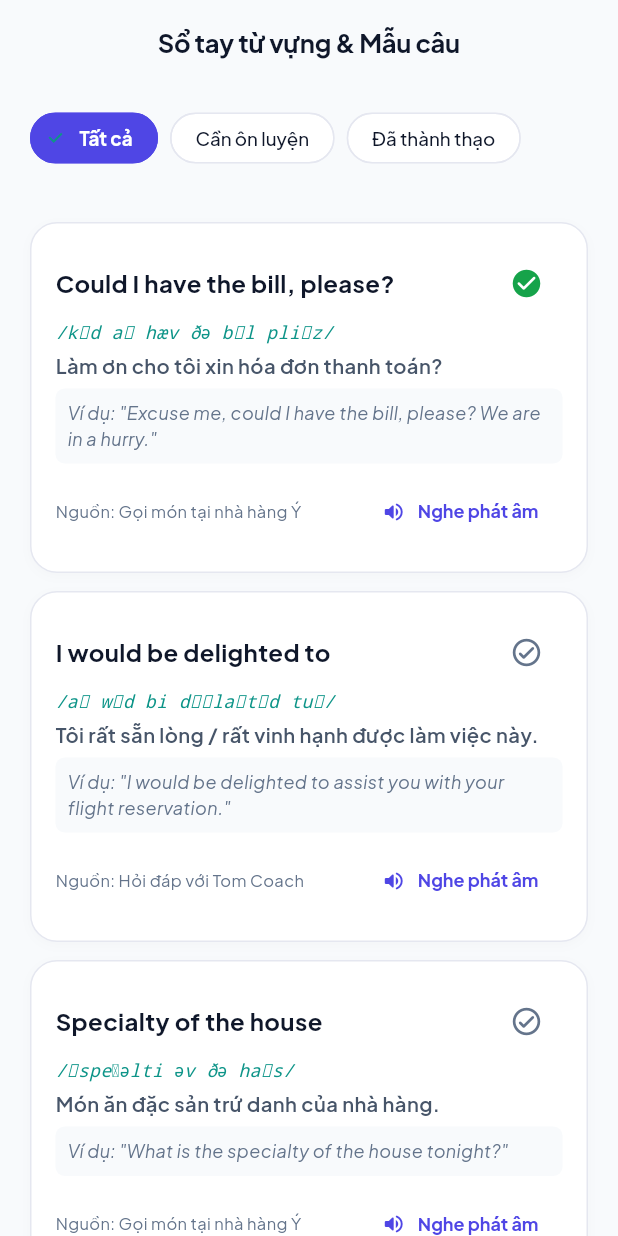
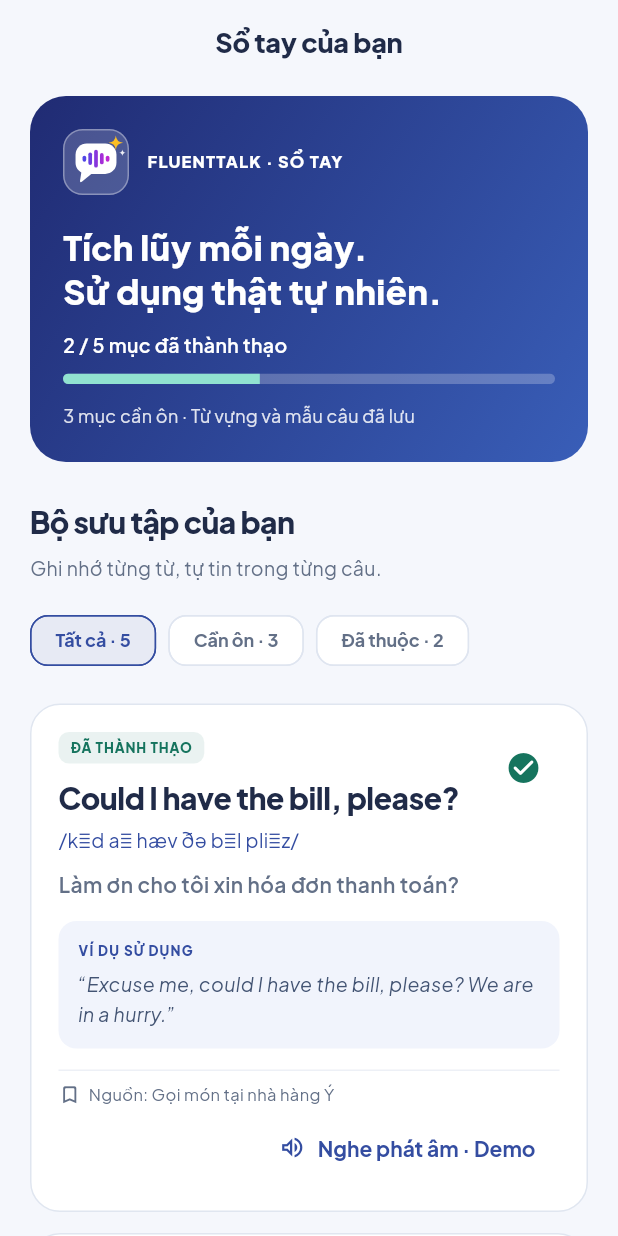
Before and after one commit to HipTran24/fluentTalk-mobile-app, a Flutter app: the VocabularyScreen screen opened by its route, on a phone screen of 412 x 824 dp. Run offline on Flutter 3.47's test engine with Material 3 defaults, Android fonts, the phone set to English and light mode, and no system bars; our stand-ins replace dio, flutter_riverpod, flutter_tts, go_router, shared_preferences, supabase_flutter; missing offline and left inert: dart:js_interop; accounts and stored records are empty.

Commit message:
presentation/vocabulary_screen.dart

```diff
--- a/lib/features/profile/presentation/vocabulary_screen.dart
+++ b/lib/features/profile/presentation/vocabulary_screen.dart
@@ -1,15 +1,15 @@
-import '../../../core/widgets/adaptive_row.dart';
 import 'package:flutter/material.dart';
 import 'package:flutter_riverpod/flutter_riverpod.dart';
 import '../../../core/models/vocabulary_item.dart';
-import '../../../core/theme/app_colors.dart';
-import '../../../core/theme/app_radius.dart';
-import '../../../core/theme/app_spacing.dart';
-import '../../../core/widgets/empty_state.dart';
+import '../../../core/widgets/app_logo.dart';
 import 'controllers/profile_controller.dart';
 
-/// Screen 19 — Vocabulary & Saved Expressions
-/// Compliant with ESP-PLAN-001 Appendix B21
+const _ink = Color(0xFF202B48);
+const _muted = Color(0xFF637087);
+const _blue = Color(0xFF344DA1);
+const _green = Color(0xFF16745E);
+const _orange = Color(0xFF99551E);
+
 class VocabularyScreen extends ConsumerWidget {
   const VocabularyScreen({super.key});
 
@@ -18,220 +18,318 @@ class VocabularyScreen extends ConsumerWidget {
     final filter = ref.watch(vocabularyFilterProvider);
     final wordsAsync = ref.watch(vocabularyListProvider);
     final notifier = ref.read(vocabularyListProvider.notifier);
-
     return Scaffold(
-      backgroundColor: AppColors.background,
+      backgroundColor: const Color(0xFFF5F7FC),
       appBar: AppBar(
-        title: const Text('Sổ tay từ vựng & Mẫu câu'),
+        backgroundColor: const Color(0xFFF5F7FC),
+        surfaceTintColor: Colors.transparent,
+        elevation: 0,
+        title: const Text('Sổ tay của bạn',
+            style: TextStyle(
+                color: _ink, fontSize: 18, fontWeight: FontWeight.w800)),
       ),
       body: SafeArea(
-        child: Column(
+        child: wordsAsync.when(
+          loading: () =>
+              const Center(child: CircularProgressIndicator(color: _blue)),
+          error: (error, _) => Center(
+              child: Padding(
+                  padding: const EdgeInsets.all(24),
+                  child: Column(mainAxisSize: MainAxisSize.min, children: [
+                    const Icon(Icons.cloud_off_rounded,
+                        color: _muted, size: 36),
+                    const SizedBox(height: 12),
+                    const Text('Chưa tải được sổ tay',
+                        style: TextStyle(
+                            color: _ink, fontWeight: FontWeight.w700)),
+                    const SizedBox(height: 8),
+                    Text('$error', textAlign: TextAlign.center),
+                    TextButton.icon(
+                        onPressed: () => ref.invalidate(vocabularyListProvider),
+                        icon: const Icon(Icons.refresh),
+                        label: const Text('Thử lại')),
+                  ]))),
+          data: (words) {
+            final mastered = words.where((w) => w.isMastered).length;
+            final filtered = words
+                .where((w) => filter == 'learning'
+                    ? !w.isMastered
+                    : filter == 'mastered'
+                        ? w.isMastered
+                        : true)
+                .toList();
+            return CustomScrollView(
+              slivers: [
+                SliverPadding(
+                  padding: const EdgeInsets.fromLTRB(20, 8, 20, 0),
+                  sliver: SliverToBoxAdapter(
+                      child: _widthLimit(Column(
+                          crossAxisAlignment: CrossAxisAlignment.start,
                           children: [
-            // 1. Filter Chips (Tất cả, Đang học, Đã thuộc)
-            Padding(
-              padding: const EdgeInsets.symmetric(
-                horizontal: AppSpacing.pageHorizontal,
-                vertical: AppSpacing.sm,
+                        _overview(words.length, mastered),
+                        const SizedBox(height: 26),
+                        const Text('Bộ sưu tập của bạn',
+                            style: TextStyle(
+                                color: _ink,
+                                fontSize: 20,
+                                fontWeight: FontWeight.w800,
+                                letterSpacing: -0.4)),
+                        const SizedBox(height: 6),
+                        const Text('Ghi nhớ từng từ, tự tin trong từng câu.',
+                            style: TextStyle(
+                                color: _muted, fontSize: 13, height: 1.5)),
+                        const SizedBox(height: 14),
+                        Wrap(spacing: 8, runSpacing: 8, children: [
+                          _filter(ref, 'Tất cả', 'all', filter, words.length,
+                              _blue),
+                          _filter(ref, 'Cần ôn', 'learning', filter,
+                              words.length - mastered, _orange),
+                          _filter(ref, 'Đã thuộc', 'mastered', filter, mastered,
+                              _green),
+                        ]),
+                        const SizedBox(height: 18),
+                      ]))),
                 ),
-              child: AdaptiveRow(
-                children: [
-                  _buildFilterChip(ref, 'Tất cả', 'all', filter),
-                  const SizedBox(width: 8),
-                  _buildFilterChip(ref, 'Cần ôn luyện', 'learning', filter),
-                  const SizedBox(width: 8),
-                  _buildFilterChip(ref, 'Đã thành thạo', 'mastered', filter),
+                if (filtered.isEmpty)
+                  SliverPadding(
+                      padding: const EdgeInsets.symmetric(horizontal: 20),
+                      sliver: SliverToBoxAdapter(
+                          child: _widthLimit(_empty(ref, words.isEmpty))))
+                else
+                  SliverPadding(
+                      padding: const EdgeInsets.symmetric(horizontal: 20),
+                      sliver: SliverList(
+                          delegate: SliverChildBuilderDelegate(
+                              (context, index) => _widthLimit(Padding(
+                                  padding: const EdgeInsets.only(bottom: 14),
+                                  child: _wordCard(
+                                      context, filtered[index], notifier))),
+                              childCount: filtered.length))),
+                const SliverToBoxAdapter(child: SizedBox(height: 32)),
               ],
-              ),
-            ),
-
-            const SizedBox(height: AppSpacing.xs),
-
-            // 2. Vocabulary List
-            Expanded(
-              child: wordsAsync.when(
-                loading: () => const Center(
-                  child: CircularProgressIndicator(color: AppColors.primary),
-                ),
-                error: (err, _) => Center(child: Text('Lỗi: $err')),
-                data: (allWords) {
-                  final filtered = allWords.where((w) {
-                    if (filter == 'learning') return !w.isMastered;
-                    if (filter == 'mastered') return w.isMastered;
-                    return true;
-                  }).toList();
-
-                  if (filtered.isEmpty) {
-                    return Center(
-                      child: EmptyStateWidget(
-                        title: 'Chưa có từ vựng nào',
-                        description:
-                            'Các từ vựng và mẫu câu hay bạn bắt gặp trong các buổi luyện nói sẽ được lưu tại đây.',
-                        icon: Icons.book_outlined,
-                        actionText: 'Xem tất cả',
-                        onAction: () => ref
-                            .read(vocabularyFilterProvider.notifier)
-                            .state = 'all',
-                      ),
-                    );
-                  }
-
-                  return ListView.separated(
-                    padding: const EdgeInsets.symmetric(
-                      horizontal: AppSpacing.pageHorizontal,
-                      vertical: AppSpacing.sm,
-                    ),
-                    itemCount: filtered.length,
-                    separatorBuilder: (_, __) =>
-                        const SizedBox(height: AppSpacing.sm),
-                    itemBuilder: (context, index) {
-                      final item = filtered[index];
-                      return _buildWordCard(context, item, notifier);
-                    },
             );
           },
-              ),
-            ),
-          ],
         ),
       ),
     );
   }
 
-  Widget _buildFilterChip(
-      WidgetRef ref, String label, String value, String activeFilter) {
-    final isSelected = activeFilter == value;
-    return ChoiceChip(
-      label: Text(label),
-      selected: isSelected,
-      selectedColor: AppColors.primary,
-      backgroundColor: AppColors.surface,
-      labelStyle: TextStyle(
-        fontSize: 12.5,
-        fontWeight: isSelected ? FontWeight.w700 : FontWeight.w500,
-        color: isSelected ? Colors.white : AppColors.textPrimary,
-      ),
-      side:
-          BorderSide(color: isSelected ? AppColors.primary : AppColors.border),
-      shape: RoundedRectangleBorder(borderRadius: BorderRadius.circular(20)),
-      onSelected: (selected) {
-        if (selected) {
-          ref.read(vocabularyFilterProvider.notifier).state = value;
-        }
-      },
+  Widget _widthLimit(Widget child) => Center(
+      child: ConstrainedBox(
+          constraints: const BoxConstraints(maxWidth: 680),
+          child: SizedBox(width: double.infinity, child: child)));
+
+  Widget _overview(int total, int mastered) {
+    final progress = total == 0 ? 0.0 : mastered / total;
+    return Container(
+      padding: const EdgeInsets.all(22),
+      decoration: BoxDecoration(
+          gradient: const LinearGradient(
+              begin: Alignment.topLeft,
+              end: Alignment.bottomRight,
+              colors: [Color(0xFF202B73), Color(0xFF395EB8)]),
+          borderRadius: BorderRadius.circular(24)),
+      child: Column(crossAxisAlignment: CrossAxisAlignment.start, children: [
+        const Row(children: [
+          AppLogo(size: 44, inverted: true, withShadow: false),
+          SizedBox(width: 12),
+          Expanded(
+              child: Text('FLUENTTALK · SỔ TAY',
+                  style: TextStyle(
+                      color: Colors.white,
+                      fontSize: 11,
+                      fontWeight: FontWeight.w800,
+                      letterSpacing: 0.8))),
+        ]),
+        const SizedBox(height: 20),
+        const Text('Tích lũy mỗi ngày.\nSử dụng thật tự nhiên.',
+            style: TextStyle(
+                color: Colors.white,
+                fontSize: 23,
+                height: 1.25,
+                fontWeight: FontWeight.w800)),
+        const SizedBox(height: 12),
+        Text('$mastered / $total mục đã thành thạo',
+            style: const TextStyle(
+                color: Colors.white,
+                fontSize: 13,
+                fontWeight: FontWeight.w600)),
+        const SizedBox(height: 10),
+        Semantics(
+            label: 'Tỉ lệ thành thạo',
+            value: '${(progress * 100).round()} phần trăm',
+            child: ClipRRect(
+                borderRadius: BorderRadius.circular(10),
+                child: LinearProgressIndicator(
+                    value: progress,
+                    minHeight: 7,
+                    backgroundColor: Colors.white24,
+                    valueColor:
+                        const AlwaysStoppedAnimation(Color(0xFF91E2D0))))),
+        const SizedBox(height: 12),
+        Text('${total - mastered} mục cần ôn · Từ vựng và mẫu câu đã lưu',
+            style: TextStyle(
+                color: Colors.white.withValues(alpha: 0.85),
+                fontSize: 12,
+                height: 1.5)),
+      ]),
     );
   }
 
-  Widget _buildWordCard(
+  Widget _filter(WidgetRef ref, String label, String value, String selected,
+          int count, Color color) =>
+      ChoiceChip(
+        label: Text('$label · $count'),
+        selected: selected == value,
+        showCheckmark: false,
+        selectedColor: color.withValues(alpha: 0.12),
+        backgroundColor: Colors.white,
+        side: BorderSide(
+            color: selected == value ? color : const Color(0xFFDFE5F0)),
+        labelStyle: TextStyle(
+            color: selected == value ? color : _muted,
+            fontSize: 12,
+            fontWeight: FontWeight.w700),
+        shape: RoundedRectangleBorder(borderRadius: BorderRadius.circular(12)),
+        onSelected: (_) =>
+            ref.read(vocabularyFilterProvider.notifier).state = value,
+      );
+
+  Widget _empty(WidgetRef ref, bool noWords) => Container(
+      padding: const EdgeInsets.all(28),
+      decoration: BoxDecoration(
+          color: Colors.white, borderRadius: BorderRadius.circular(20)),
+      child: Column(children: [
+        const Icon(Icons.auto_stories_outlined, color: _blue, size: 40),
+        const SizedBox(height: 14),
+        Text(
+            noWords
+                ? 'Sổ tay đang chờ bạn khám phá'
+                : 'Chưa có mục trong nhóm này',
+            textAlign: TextAlign.center,
+            style: const TextStyle(
+                color: _ink, fontSize: 16, fontWeight: FontWeight.w700)),
+        const SizedBox(height: 8),
+        const Text('Từ vựng và mẫu câu đã lưu sẽ xuất hiện tại đây.',
+            textAlign: TextAlign.center,
+            style: TextStyle(color: _muted, height: 1.5)),
+        if (!noWords)
+          TextButton(
+              onPressed: () =>
+                  ref.read(vocabularyFilterProvider.notifier).state = 'all',
+              child: const Text('Xem tất cả')),
+      ]));
+
+  Widget _wordCard(
       BuildContext context, VocabularyItem item, VocabularyNotifier notifier) {
+    final color = item.isMastered ? _green : _orange;
     return Container(
-      padding: const EdgeInsets.all(AppSpacing.md),
+      padding: const EdgeInsets.all(18),
       decoration: BoxDecoration(
-        color: AppColors.surface,
-        borderRadius: AppRadius.cardRadius,
-        border: Border.all(color: AppColors.border),
-        boxShadow: [
-          BoxShadow(
-            color: Colors.black.withValues(alpha: 0.02),
-            blurRadius: 6,
-            offset: const Offset(0, 2),
-          ),
-        ],
-      ),
+          color: Colors.white,
+          borderRadius: BorderRadius.circular(20),
+          border: Border.all(color: const Color(0xFFE0E6F0))),
+      child: Column(crossAxisAlignment: CrossAxisAlignment.start, children: [
+        Row(crossAxisAlignment: CrossAxisAlignment.start, children: [
+          Expanded(
               child: Column(
                   crossAxisAlignment: CrossAxisAlignment.start,
                   children: [
-          Row(
-            mainAxisAlignment: MainAxisAlignment.spaceBetween,
-            children: [
-              Expanded(
+                Container(
+                    padding:
+                        const EdgeInsets.symmetric(horizontal: 8, vertical: 4),
+                    decoration: BoxDecoration(
+                        color: color.withValues(alpha: 0.09),
+                        borderRadius: BorderRadius.circular(7)),
                     child: Text(
-                  item.phrase,
+                        item.isMastered ? 'ĐÃ THÀNH THẠO' : 'ĐANG ÔN LUYỆN',
+                        style: TextStyle(
+                            color: color,
+                            fontSize: 9,
+                            letterSpacing: 0.6,
+                            fontWeight: FontWeight.w800))),
+                const SizedBox(height: 10),
+                Text(item.phrase,
                     style: const TextStyle(
-                    fontSize: 16,
-                    fontWeight: FontWeight.w700,
-                    color: AppColors.textPrimary,
-                  ),
-                ),
-              ),
+                        color: _ink,
+                        fontSize: 20,
+                        fontWeight: FontWeight.w800,
+                        height: 1.3,
+                        letterSpacing: -0.3)),
+              ])),
           IconButton(
+              tooltip: item.isMastered
+                  ? 'Chuyển về cần ôn luyện'
+                  : 'Đánh dấu đã thuộc',
+              onPressed: () => notifier.toggleMastered(item.id),
               icon: Icon(
                   item.isMastered
                       ? Icons.check_circle_rounded
                       : Icons.check_circle_outline_rounded,
-                  color:
-                      item.isMastered ? AppColors.success : AppColors.textMuted,
-                  size: 22,
-                ),
-                tooltip:
-                    item.isMastered ? 'Đã thành thạo' : 'Đánh dấu đã thuộc',
-                onPressed: () => notifier.toggleMastered(item.id),
-              ),
+                  color: item.isMastered ? _green : const Color(0xFF91A0B7))),
+        ]),
+        if (item.ipa != null && item.ipa!.isNotEmpty) ...[
+          const SizedBox(height: 6),
+          Text(item.ipa!,
+              style: const TextStyle(color: _blue, fontSize: 13, height: 1.4)),
         ],
-          ),
-          if (item.ipa != null) ...[
-            Text(
-              item.ipa!,
+        const SizedBox(height: 10),
+        Text(item.meaningVi,
             style: const TextStyle(
-                fontSize: 12,
-                fontFamily: 'monospace',
-                color: AppColors.accent,
-                fontStyle: FontStyle.italic,
-              ),
-            ),
-            const SizedBox(height: 4),
-          ],
-          Text(
-            item.meaningVi,
-            style: const TextStyle(
-              fontSize: 13.5,
-              fontWeight: FontWeight.w600,
-              color: AppColors.textSecondary,
-            ),
-          ),
+                color: _muted,
+                fontSize: 14,
+                height: 1.5,
+                fontWeight: FontWeight.w600)),
         if (item.exampleSentence.isNotEmpty) ...[
-            const SizedBox(height: 6),
+          const SizedBox(height: 14),
           Container(
               width: double.infinity,
-              padding: const EdgeInsets.all(8),
+              padding: const EdgeInsets.all(13),
               decoration: BoxDecoration(
-                color: AppColors.background,
-                borderRadius: BorderRadius.circular(6),
-              ),
+                  color: const Color(0xFFF1F4FC),
+                  borderRadius: BorderRadius.circular(12)),
+              child: Column(
+                  crossAxisAlignment: CrossAxisAlignment.start,
+                  children: [
+                    const Text('VÍ DỤ SỬ DỤNG',
+                        style: TextStyle(
+                            color: _blue,
+                            fontSize: 9,
+                            letterSpacing: 0.8,
+                            fontWeight: FontWeight.w800)),
+                    const SizedBox(height: 6),
+                    Text('“${item.exampleSentence}”',
+                        style: const TextStyle(
+                            color: Color(0xFF435473),
+                            fontSize: 13,
+                            fontStyle: FontStyle.italic,
+                            height: 1.5)),
+                  ])),
+        ],
+        const SizedBox(height: 14),
+        const Divider(height: 1, color: Color(0xFFEDF0F6)),
+        const SizedBox(height: 8),
+        Row(children: [
+          const Icon(Icons.bookmark_border_rounded, size: 15, color: _muted),
+          const SizedBox(width: 5),
+          Expanded(
               child: Text(
-                'Ví dụ: "${item.exampleSentence}"',
+                  'Nguồn: ${item.sourceScenarioTitle ?? "Phiên luyện nói"}',
                   style: const TextStyle(
-                  fontSize: 12,
-                  fontStyle: FontStyle.italic,
-                  color: AppColors.textMuted,
-                ),
-              ),
-            ),
-          ],
-          const SizedBox(height: 8),
-          AdaptiveRow(
-            mainAxisAlignment: MainAxisAlignment.spaceBetween,
-            children: [
-              Text(
-                'Nguồn: ${item.sourceScenarioTitle ?? "Phiên luyện nói"}',
-                style:
-                    const TextStyle(fontSize: 11, color: AppColors.textMuted),
-              ),
-              TextButton.icon(
-                onPressed: () {
-                  ScaffoldMessenger.of(context).showSnackBar(
-                    SnackBar(
-                        content: Text('Phát âm chuẩn: "${item.phrase}"'),
-                        duration: const Duration(seconds: 1)),
-                  );
-                },
-                icon: const Icon(Icons.volume_up_rounded, size: 16),
-                label:
-                    const Text('Nghe phát âm', style: TextStyle(fontSize: 12)),
-              ),
-            ],
-          ),
-        ],
-      ),
+                      color: _muted, fontSize: 11, height: 1.4))),
+        ]),
+        const SizedBox(height: 4),
+        Align(
+            alignment: Alignment.centerRight,
+            child: TextButton.icon(
+              onPressed: () => ScaffoldMessenger.of(context).showSnackBar(
+                  const SnackBar(
+                      content: Text('Chế độ minh họa: chưa phát âm thanh.'))),
+              icon: const Icon(Icons.volume_up_outlined, size: 18),
+              label: const Text('Nghe phát âm · Demo'),
+              style: TextButton.styleFrom(foregroundColor: _blue),
+            )),
+      ]),
     );
   }
 }
```
Lines whose indentation alone changed are shown as unchanged.
